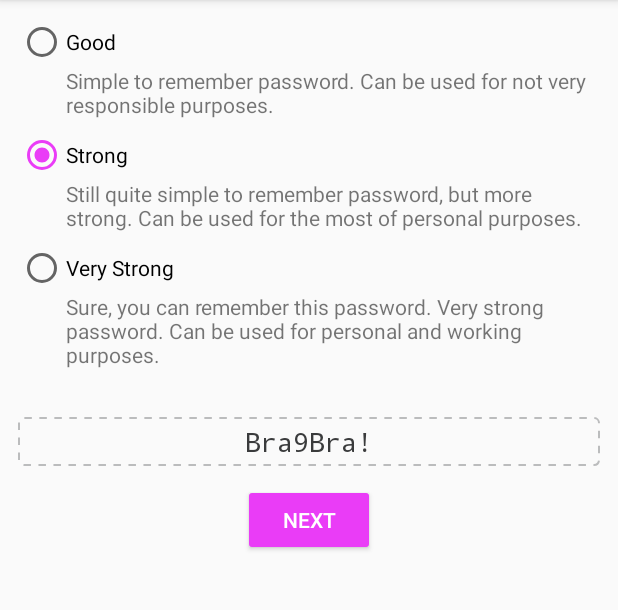
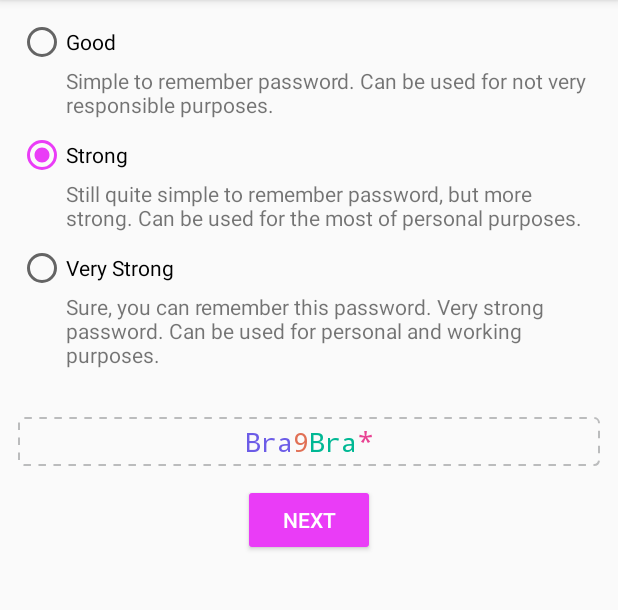
Before and after one commit to solkin/kvassword-android, an Android app: the screen it shows after launch (MainActivity), on a phone screen of 412 x 824 dp, the part 84-694 px from its top. Run offline under Robolectric (Android 15) with nearby library versions, the phone set to English and light mode, and no system bars; libraries missing offline, so code that uses them is left out: net.hockeyapp.android; 3 statements that could not run were skipped.

Commit message:
Add password highlight

```diff
--- a/app/src/main/java/com/tomclaw/kvassword/MainActivity.kt
+++ b/app/src/main/java/com/tomclaw/kvassword/MainActivity.kt
@@ -4,8 +4,12 @@ import android.content.ClipData
 import android.content.ClipboardManager
 import android.content.Context
 import android.content.Context.CLIPBOARD_SERVICE
+import android.content.res.Resources
 import android.os.Bundle
 import android.support.v7.app.AppCompatActivity
+import android.text.Spannable
+import android.text.SpannableString
+import android.text.style.ForegroundColorSpan
 import android.widget.Button
 import android.widget.RadioGroup
 import android.widget.TextView
@@ -69,29 +73,35 @@ class MainActivity : AppCompatActivity() {
     private fun generate() {
         val passItems = when (strength?.checkedRadioButtonId) {
             R.id.pass_good -> listOf(
-                    randomWord.nextWord(6).toFirstUpper(),
-                    randomDigit(),
-                    randomDigit()
+                    Span(R.color.color1, randomWord.nextWord(6).toFirstUpper()),
+                    Span(
+                            R.color.color2,
+                            randomDigit(),
+                            randomDigit()
+                    )
             )
             R.id.pass_strong -> listOf(
-                    randomWord.nextWord(3).toFirstUpper(),
-                    randomDigit(),
-                    randomWord.nextWord(3).toFirstUpper(),
-                    randomSymbol()
+                    Span(R.color.color1, randomWord.nextWord(3).toFirstUpper()),
+                    Span(R.color.color2, randomDigit()),
+                    Span(R.color.color3, randomWord.nextWord(3).toFirstUpper()),
+                    Span(R.color.color4, randomSymbol())
             )
             R.id.pass_very_strong -> listOf(
-                    randomWord.nextWord(3).toFirstUpper(),
-                    randomDigit(),
-                    randomWord.nextWord(3).toFirstUpper(),
-                    randomSymbol(),
-                    randomDigit(),
-                    randomWord.nextWord(3).toUpperCase()
+                    Span(R.color.color1, randomWord.nextWord(3).toFirstUpper()),
+                    Span(R.color.color2, randomDigit()),
+                    Span(R.color.color3, randomWord.nextWord(3).toFirstUpper()),
+                    Span(
+                            R.color.color4,
+                            randomSymbol(),
+                            randomDigit()
+                    ),
+                    Span(R.color.color5, randomWord.nextWord(3).toUpperCase())
             )
             else -> throw IllegalStateException("Invalid selection")
         }
-        val pass = passItems.concatItems()
+        val pass = passItems.concatItems(resources)
         password?.text = pass
-        copyStringToClipboard(context = this, string = pass)
+        copyStringToClipboard(context = this, string = pass.toString())
 
         trackPasswordStrength()
     }
@@ -99,7 +109,7 @@ class MainActivity : AppCompatActivity() {
     private fun randomDigit(): String = random.nextInt(10).toString()
 
     private fun randomSymbol(): String {
-        val symbols = "!@#\$%&*-+=?"
+        val symbols = "!@#\$%&*+=?"
         val i = random.nextInt(symbols.length)
         return symbols.substring(i, i + 1)
     }
@@ -121,10 +131,29 @@ class MainActivity : AppCompatActivity() {
     }
 }
 
-private fun List<String>.concatItems(): kotlin.String {
-    val string = StringBuilder()
-    forEach { string.append(it) }
-    return string.toString()
+private fun List<Span>.concatItems(resources: Resources): Spannable {
+    var string = ""
+    forEach { string += it.text.concat() }
+    val spannable = SpannableString(string)
+    var position = 0
+    forEach { span ->
+        val start = position
+        val end = position + span.text.concat().length
+        spannable.setSpan(
+                ForegroundColorSpan(resources.getColor(span.color)),
+                start,
+                end,
+                Spannable.SPAN_EXCLUSIVE_EXCLUSIVE
+        )
+        position = end
+    }
+    return spannable
+}
+
+private fun Array<out String>.concat(): String {
+    var string = ""
+    forEach { string += it }
+    return string
 }
 
 private fun String.toFirstUpper(): String {
--- /dev/null
+++ b/app/src/main/java/com/tomclaw/kvassword/Span.kt
@@ -0,0 +1,6 @@
+package com.tomclaw.kvassword
+
+class Span(
+        val color: Int,
+        vararg val text: String
+)
--- a/app/src/main/res/values/colors.xml
+++ b/app/src/main/res/values/colors.xml
@@ -6,4 +6,10 @@
     <color name="colorPassBack">#FAFAFA</color>
     <color name="colorPassBorder">#BBBCBD</color>
     <color name="colorChar">#3A3B3C</color>
+
+    <color name="color1">#6c5ce7</color>
+    <color name="color2">#e17055</color>
+    <color name="color3">#00b894</color>
+    <color name="color4">#e84393</color>
+    <color name="color5">#0984e3</color>
 </resources>
```
Also changed, not shown: app/src/main/res/mipmap-hdpi/ic_launcher.png, app/src/main/res/mipmap-mdpi/ic_launcher.png, app/src/main/res/mipmap-xhdpi/ic_launcher.png, app/src/main/res/mipmap-xxhdpi/ic_launcher.png, app/src/main/res/mipmap-xxxhdpi/ic_launcher.png, 1 other file.
